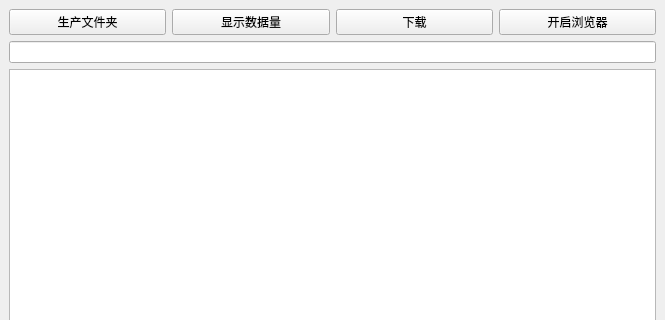
macoding1994/DownloadData, file main.ui: the form before one commit; both pictures show x 0 to 665 and y 0 to 320 of the 665 by 601 pixel window.
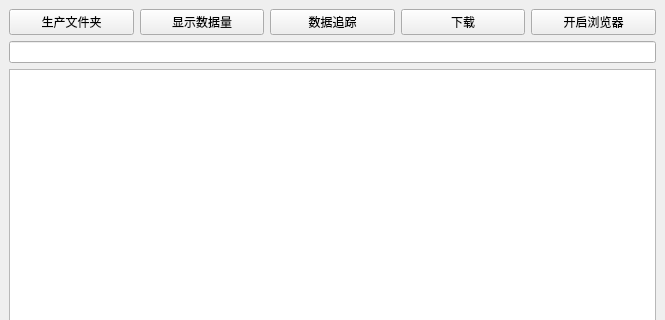
The form after the commit.

Patch:
```diff
--- a/main.ui
+++ b/main.ui
@@ -30,23 +30,30 @@
      </widget>
     </item>
     <item row="0" column="2">
+     <widget class="QPushButton" name="pushButton_5">
+      <property name="text">
+       <string>数据追踪</string>
+      </property>
+     </widget>
+    </item>
+    <item row="0" column="3">
      <widget class="QPushButton" name="pushButton_3">
       <property name="text">
        <string>下载</string>
       </property>
      </widget>
     </item>
-    <item row="0" column="3">
+    <item row="0" column="4">
      <widget class="QPushButton" name="pushButton_4">
       <property name="text">
        <string>开启浏览器</string>
       </property>
      </widget>
     </item>
-    <item row="1" column="0" colspan="4">
+    <item row="1" column="0" colspan="5">
      <widget class="QLineEdit" name="lineEdit"/>
     </item>
-    <item row="2" column="0" colspan="4">
+    <item row="2" column="0" colspan="5">
      <widget class="QTextBrowser" name="textBrowser"/>
     </item>
    </layout>
```
